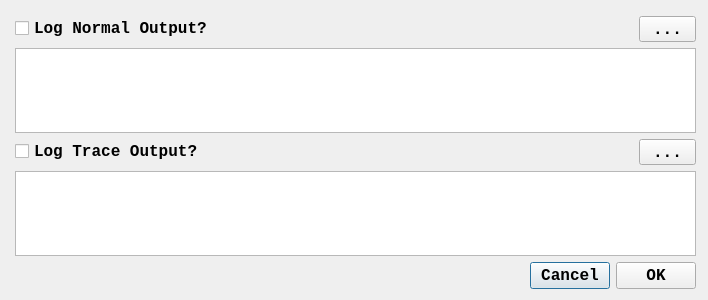
The window that epicpy/uifiles/loggingui.ui (travisseymour/EPICpy) describes before a commit, drawn with Qt 5.
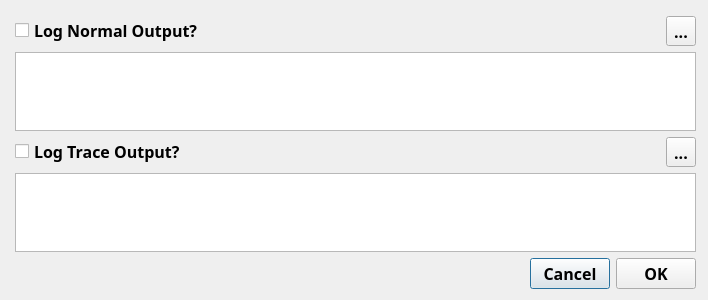
The same window after the commit.

Diff of the .ui file:
```diff
--- a/epicpy/uifiles/loggingui.ui
+++ b/epicpy/uifiles/loggingui.ui
@@ -24,7 +24,7 @@
   </property>
   <property name="font">
    <font>
-    <family>Consolas</family>
+    <family>Fira Mono</family>
     <pointsize>12</pointsize>
    </font>
   </property>
@@ -42,7 +42,7 @@
    </property>
    <property name="font">
     <font>
-     <family>Consolas</family>
+     <family>Fira Mono</family>
      <pointsize>12</pointsize>
     </font>
    </property>
@@ -53,9 +53,8 @@
        <widget class="QCheckBox" name="checkBoxLogNormalOut">
         <property name="font">
          <font>
-          <family>Consolas</family>
+          <family>Fira Mono</family>
           <pointsize>12</pointsize>
-          <weight>75</weight>
           <bold>true</bold>
          </font>
         </property>
@@ -68,7 +67,7 @@
        <spacer name="horizontalSpacer_2">
         <property name="font">
          <font>
-          <family>Consolas</family>
+          <family>Fira Mono</family>
           <pointsize>12</pointsize>
          </font>
         </property>
@@ -87,9 +86,8 @@
        <widget class="QToolButton" name="toolButtonNormalOut">
         <property name="font">
          <font>
-          <family>Consolas</family>
+          <family>Fira Mono</family>
           <pointsize>12</pointsize>
-          <weight>75</weight>
           <bold>true</bold>
          </font>
         </property>
@@ -104,7 +102,7 @@
      <widget class="QPlainTextEdit" name="plainTextEditNormalOutFile">
       <property name="font">
        <font>
-        <family>Consolas</family>
+        <family>Fira Mono</family>
         <pointsize>12</pointsize>
        </font>
       </property>
@@ -122,9 +120,8 @@
        <widget class="QCheckBox" name="checkBoxLogTraceOut">
         <property name="font">
          <font>
-          <family>Consolas</family>
+          <family>Fira Mono</family>
           <pointsize>12</pointsize>
-          <weight>75</weight>
           <bold>true</bold>
          </font>
         </property>
@@ -137,7 +134,7 @@
        <spacer name="horizontalSpacer">
         <property name="font">
          <font>
-          <family>Consolas</family>
+          <family>Fira Mono</family>
           <pointsize>12</pointsize>
          </font>
         </property>
@@ -156,9 +153,8 @@
        <widget class="QToolButton" name="toolButtonTraceOut">
         <property name="font">
          <font>
-          <family>Consolas</family>
+          <family>Fira Mono</family>
           <pointsize>12</pointsize>
-          <weight>75</weight>
           <bold>true</bold>
          </font>
         </property>
@@ -173,7 +169,7 @@
      <widget class="QPlainTextEdit" name="plainTextEditTraceOutFile">
       <property name="font">
        <font>
-        <family>Consolas</family>
+        <family>Fira Mono</family>
         <pointsize>12</pointsize>
        </font>
       </property>
@@ -191,7 +187,7 @@
        <spacer name="horizontalSpacer_3">
         <property name="font">
          <font>
-          <family>Consolas</family>
+          <family>Fira Mono</family>
           <pointsize>12</pointsize>
          </font>
         </property>
@@ -212,9 +208,8 @@
          <widget class="QPushButton" name="pushButtonCancel">
           <property name="font">
            <font>
-            <family>Consolas</family>
+            <family>Fira Mono</family>
             <pointsize>12</pointsize>
-            <weight>75</weight>
             <bold>true</bold>
            </font>
           </property>
@@ -227,9 +222,8 @@
          <widget class="QPushButton" name="pushButtonOK">
           <property name="font">
            <font>
-            <family>Consolas</family>
+            <family>Fira Mono</family>
             <pointsize>12</pointsize>
-            <weight>75</weight>
             <bold>true</bold>
            </font>
           </property>
```
